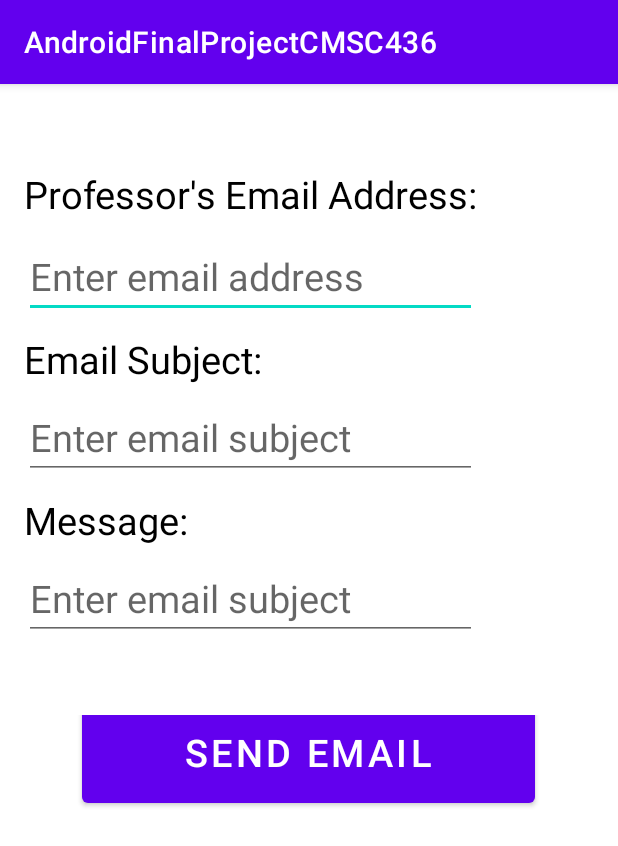
After one commit to ntuifranklin/testudo, an Android app: the EmailActivity screen opened directly, with no data from a screen before it, on a phone screen of 412 x 824 dp. The commit adds this screen. Shown: the top 846 px of the screen. Run offline under Robolectric (Android 15) with nearby library versions, the phone set to English and light mode, and no system bars.

Commit message:
Added a view for the display grades button (still a work in progress). Also added email functionality to the app

```diff
--- a/androidui/app/src/main/AndroidManifest.xml
+++ b/androidui/app/src/main/AndroidManifest.xml
@@ -37,6 +37,10 @@
             android:screenOrientation="portrait"></activity>
         <activity android:name=".RegisterClassesActivity"
             android:screenOrientation="portrait"></activity>
+        <activity android:name=".ShowGradesActivity"
+            android:screenOrientation="portrait"></activity>
+        <activity android:name=".EmailActivity"
+            android:screenOrientation="portrait"></activity>
     </application>
 
 </manifest>
--- /dev/null
+++ b/androidui/app/src/main/java/com/example/androidfinalprojectcmsc436/EmailActivity.kt
@@ -0,0 +1,41 @@
+package com.example.androidfinalprojectcmsc436
+
+import android.os.Bundle
+import android.view.View
+import android.widget.Button
+import android.widget.EditText
+import androidx.appcompat.app.AppCompatActivity
+import javax.security.auth.Subject
+
+class EmailActivity : AppCompatActivity(), View.OnClickListener {
+
+    lateinit var sendEmailButton : Button
+    lateinit var emailAddressET : EditText
+    lateinit var emailSubjectET : EditText
+    lateinit var emailMessageET : EditText
+    lateinit var gradebook: Gradebook
+
+    override fun onCreate(savedInstanceState: Bundle?) {
+        super.onCreate(savedInstanceState)
+        setContentView(R.layout.email)
+        sendEmailButton = findViewById(R.id.sendEmailButton)
+
+        sendEmailButton.setOnClickListener(this)
+
+        emailAddressET = findViewById(R.id.emailAddress)
+        emailSubjectET = findViewById(R.id.emailSubject)
+        emailMessageET = findViewById(R.id.emailMessage)
+        gradebook = Gradebook()
+    }
+
+    override fun onClick(v: View?) {
+        if (v != null && v == sendEmailButton) {
+
+            var emailAddress : String = emailAddressET.text.toString()
+            var emailSubject : String = emailSubjectET.text.toString()
+            var emailMessage : String = emailMessageET.text.toString()
+
+            gradebook.sendEmail(this, emailSubject, emailAddress, emailMessage)
+        }
+    }
+}
--- /dev/null
+++ b/androidui/app/src/main/res/layout/email.xml
@@ -0,0 +1,84 @@
+<?xml version="1.0" encoding="utf-8"?>
+<TableLayout xmlns:android="http://schemas.android.com/apk/res/android"
+    android:layout_width="match_parent"
+    android:layout_height="match_parent"
+    android:layout_margin="@dimen/activity_margin">
+
+    <TableRow
+        android:layout_width="match_parent"
+        android:layout_height="wrap_content"
+        android:layout_marginBottom="10dp"
+        android:layout_marginTop="20dp">
+        <TextView
+            android:text="Professor's Email Address:"
+            android:textColor="@color/black"
+            android:layout_marginTop="20dp"
+            />
+    </TableRow>
+    <TableRow
+        android:layout_width="match_parent"
+        android:layout_height="wrap_content" >
+        <EditText
+            android:id="@+id/emailAddress"
+            android:text=""
+            android:inputType="text"
+            android:hint="Enter email address"
+            />
+    </TableRow>
+
+    <TableRow
+        android:layout_width="match_parent"
+        android:layout_height="wrap_content"
+        android:paddingTop="10dp"
+        android:layout_marginBottom="7dp">
+        <TextView
+            android:text="Email Subject:"
+            android:textColor="@color/black"
+            />
+    </TableRow>
+    <TableRow
+        android:layout_width="match_parent"
+        android:layout_height="wrap_content" >
+        <EditText
+            android:id="@+id/emailSubject"
+            android:text=""
+            android:inputType="text"
+            android:hint="Enter email subject"
+            />
+    </TableRow>
+
+    <TableRow
+        android:layout_width="match_parent"
+        android:layout_height="wrap_content"
+        android:paddingTop="10dp"
+        android:layout_marginBottom="7dp">
+        <TextView
+            android:text="Message:"
+            android:textColor="@color/black"
+            />
+    </TableRow>
+    <TableRow
+        android:layout_width="match_parent"
+        android:layout_height="wrap_content" >
+        <EditText
+            android:id="@+id/emailMessage"
+            android:text=""
+            android:inputType="text"
+            android:hint="Enter email subject"
+            />
+    </TableRow>
+
+    <TableRow
+        android:layout_width="match_parent"
+        android:layout_height="100dp"
+        android:gravity="center"
+        android:paddingTop="50dp">
+        <Button
+            android:id="@+id/sendEmailButton"
+            android:text="Send Email"
+            android:height="80sp"
+            android:layout_marginBottom="30dp"
+            />
+    </TableRow>
+
+</TableLayout>
```
Also changed, not shown: androidui/app/src/main/java/com/example/androidfinalprojectcmsc436/Gradebook.kt (+14 -0 lines), androidui/app/src/main/java/com/example/androidfinalprojectcmsc436/ShowGradesActivity.kt (added, +44 -0 lines), androidui/app/src/main/java/com/example/androidfinalprojectcmsc436/StudentDashboardActivity.kt (+9 -4 lines), androidui/app/src/main/res/layout/view_grades.xml (added, +73 -0 lines).
